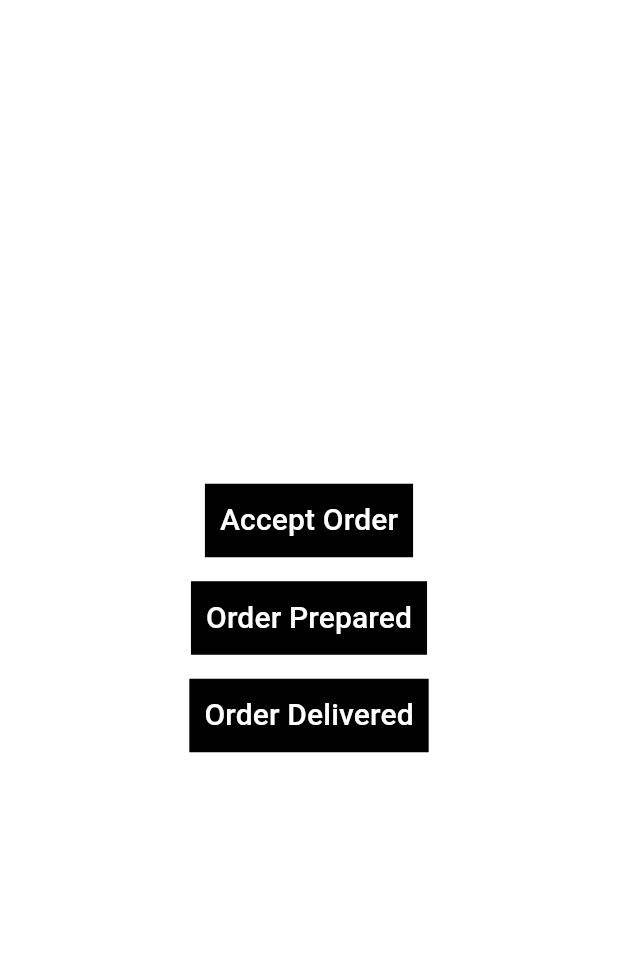
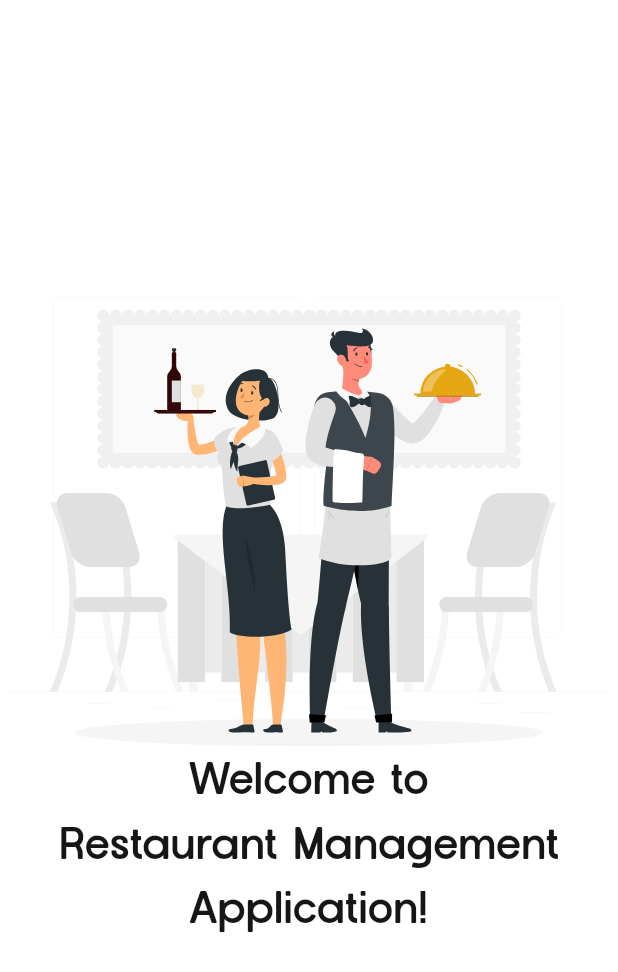
Before and after one commit to SEP-G16/restaurant-manager-app, a Flutter app: the WelcomeScreen screen opened directly, on a phone screen of 412 x 824 dp. Shown: the top 972 px of the screen. Run offline on Flutter 3.47's test engine with Material 3 defaults, Android fonts, the phone set to English and light mode, and no system bars; our stand-ins replace flutter_secure_storage, flutter_svg, get, qr_flutter, socket_io_client; accounts and stored records are empty; statements that could not run were skipped.

Commit message:
modified welcome screen to so it can be used as the first screen

```diff
--- a/lib/views/welcome_screen.dart
+++ b/lib/views/welcome_screen.dart
@@ -1,7 +1,7 @@
 import 'package:flutter/material.dart';
-import 'package:restaurant_manager/components/message_dialog_box.dart';
-import 'package:restaurant_manager/controller/network/web-socket-controller.dart';
-import 'package:restaurant_manager/controller/views/welcome_screen_controller.dart';
+import 'package:flutter_svg/flutter_svg.dart';
+import 'package:restaurant_manager/constants/svg_constants.dart';
+import 'package:restaurant_manager/constants/text_constants.dart';
 
 class WelcomeScreen extends StatelessWidget {
   const WelcomeScreen({super.key});
@@ -15,63 +15,8 @@ class WelcomeScreen extends StatelessWidget {
           child: Column(
             mainAxisAlignment: MainAxisAlignment.center,
             children: [
-              TextButton(
-                onPressed: () {
-                  WebSocketController.instance.sendWSRequest(
-                    message: 'onOrderAccepted',
-                    data: {
-                      'tableId': '12',
-                      'tableNo' : 12,
-                    },
-                  );
-                },
-                child: Container(
-                  padding: EdgeInsets.all(10.0),
-                  color: Colors.black,
-                  child: Text(
-                    'Accept Order',
-                    style: TextStyle(color: Colors.white, fontSize: 20),
-                  ),
-                ),
-              ),
-              TextButton(
-                onPressed: () {
-                  WebSocketController.instance.sendWSRequest(
-                    message: 'onOrderPrepared',
-                    data: {
-                      'tableId': '12',
-                      'tableNo' : 12,
-                    },
-                  );
-                },
-                child: Container(
-                  padding: EdgeInsets.all(10.0),
-                  color: Colors.black,
-                  child: Text(
-                    'Order Prepared',
-                    style: TextStyle(color: Colors.white, fontSize: 20),
-                  ),
-                ),
-              ),
-              TextButton(
-                onPressed: () {
-                  WebSocketController.instance.sendWSRequest(
-                    message: 'onOrderDelivered',
-                    data: {
-                      'tableId': '12',
-                      'tableNo' : 12,
-                    },
-                  );
-                },
-                child: Container(
-                  padding: EdgeInsets.all(10.0),
-                  color: Colors.black,
-                  child: Text(
-                    'Order Delivered',
-                    style: TextStyle(color: Colors.white, fontSize: 20),
-                  ),
-                ),
-              ),
+              SvgPicture.string(SvgConstants.loginCoverImage, height: 300,),
+              Text('Welcome to\nRestaurant Management Application!', textAlign: TextAlign.center, style: TextConstants.mainTextStyle(),),
             ],
           ),
         ),
```
